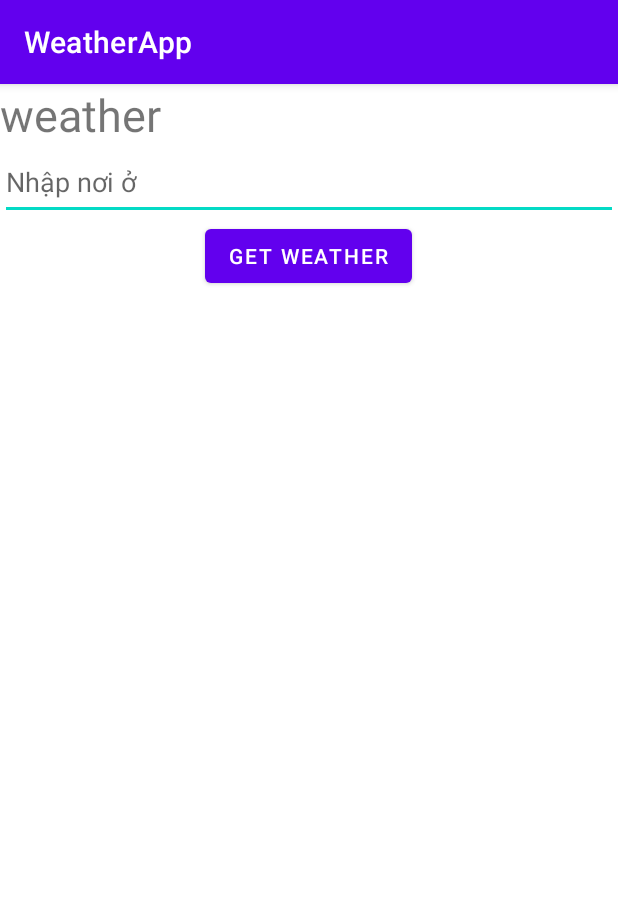
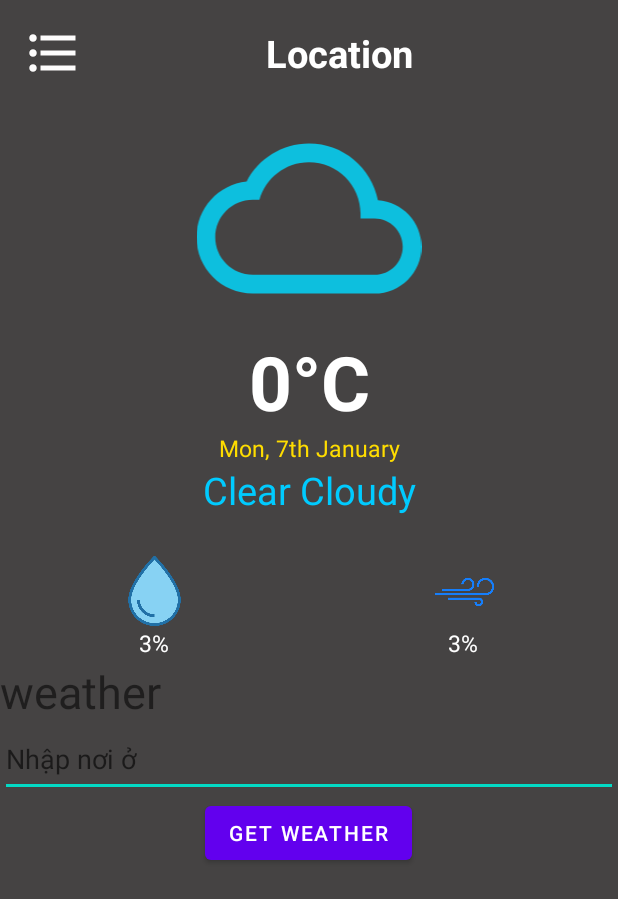
Before and after one commit to KNDARK/WeatherApp, an Android app: the screen it shows after launch (MainActivity), on a phone screen of 412 x 824 dp. Shown: the top 899 px of the screen. Run offline under Robolectric (Android 15) with nearby library versions, the phone set to English and light mode, and no system bars; 1 statement that could not run was skipped.

Commit message:
Code base -4

```diff
--- a/app/src/main/java/com/example/weatherapp/Api/ApiService.java
+++ b/app/src/main/java/com/example/weatherapp/Api/ApiService.java
@@ -12,6 +12,7 @@ import retrofit2.http.GET;
 import retrofit2.http.Query;
 
 public interface ApiService {
+    // api image :  http://openweathermap.org/img/wn/10d@2x.png
     // api 1 weather: https://api.openweathermap.org/data/2.5/weather?q=Hanoi&appid=32f70b1ec05577d8f0a6759b421515d7
     // api list weather: https://api.openweathermap.org/data/2.5/forecast?q=Hanoi&appid=32f70b1ec05577d8f0a6759b421515d7
     final String KEY_ID = "32f70b1ec05577d8f0a6759b421515d7";
--- a/app/src/main/java/com/example/weatherapp/MainActivity.java
+++ b/app/src/main/java/com/example/weatherapp/MainActivity.java
@@ -8,6 +8,7 @@ import android.widget.Button;
 import android.widget.EditText;
 import android.widget.TextView;
 import android.widget.Toast;
+import android.widget.Toolbar;
 
 import com.example.weatherapp.Api.ApiService;
 import com.example.weatherapp.Models.WeatherModel;
@@ -20,6 +21,7 @@ public class MainActivity extends AppCompatActivity {
     TextView txtWeather;
     Button btnGetWeather;
     EditText edtLocation;
+    Toolbar toolbars;
     @Override
     protected void onCreate(Bundle savedInstanceState) {
         super.onCreate(savedInstanceState);
@@ -34,7 +36,7 @@ public class MainActivity extends AppCompatActivity {
                 getWeather(edtLocation.getText().toString());
             }
         });
-        getWeather("HaNoi");
+        getWeather("Đà Nẵng");
     }
 
     public void getWeather(String location) {
--- /dev/null
+++ b/app/src/main/res/drawable/cloud_default.xml
@@ -0,0 +1,5 @@
+<vector android:height="24dp" android:tint="#0DBFDE"
+    android:viewportHeight="24" android:viewportWidth="24"
+    android:width="24dp" xmlns:android="http://schemas.android.com/apk/res/android">
+    <path android:fillColor="@android:color/white" android:pathData="M19.35,10.04C18.67,6.59 15.64,4 12,4 9.11,4 6.6,5.64 5.35,8.04 2.34,8.36 0,10.91 0,14c0,3.31 2.69,6 6,6h13c2.76,0 5,-2.24 5,-5 0,-2.64 -2.05,-4.78 -4.65,-4.96zM19,18H6c-2.21,0 -4,-1.79 -4,-4s1.79,-4 4,-4h0.71C7.37,7.69 9.48,6 12,6c3.04,0 5.5,2.46 5.5,5.5v0.5H19c1.66,0 3,1.34 3,3s-1.34,3 -3,3z"/>
+</vector>
--- /dev/null
+++ b/app/src/main/res/drawable/list_icon.xml
@@ -0,0 +1,5 @@
+<vector android:height="24dp" android:tint="#FDFCFC"
+    android:viewportHeight="24" android:viewportWidth="24"
+    android:width="24dp" xmlns:android="http://schemas.android.com/apk/res/android">
+    <path android:fillColor="@android:color/white" android:pathData="M4,10.5c-0.83,0 -1.5,0.67 -1.5,1.5s0.67,1.5 1.5,1.5 1.5,-0.67 1.5,-1.5 -0.67,-1.5 -1.5,-1.5zM4,4.5c-0.83,0 -1.5,0.67 -1.5,1.5S3.17,7.5 4,7.5 5.5,6.83 5.5,6 4.83,4.5 4,4.5zM4,16.5c-0.83,0 -1.5,0.68 -1.5,1.5s0.68,1.5 1.5,1.5 1.5,-0.68 1.5,-1.5 -0.67,-1.5 -1.5,-1.5zM7,19h14v-2L7,17v2zM7,13h14v-2L7,11v2zM7,5v2h14L21,5L7,5z"/>
+</vector>
--- a/app/src/main/res/layout/activity_main.xml
+++ b/app/src/main/res/layout/activity_main.xml
@@ -4,8 +4,119 @@
     android:layout_width="match_parent"
     android:layout_height="match_parent"
     android:orientation="vertical"
+    tools:ignore="NestedWeights"
+    android:background="@color/background"
     tools:context=".MainActivity">
 
+    <LinearLayout
+        android:layout_width="match_parent"
+        android:layout_height="wrap_content"
+        android:orientation="horizontal"
+        android:padding="15dp">
+
+        <ImageView
+            android:layout_width="40dp"
+            android:layout_height="40dp"
+            android:src="@drawable/list_icon"/>
+
+        <TextView
+            android:layout_width="match_parent"
+            android:layout_height="match_parent"
+            android:textSize="25sp"
+            android:textStyle="bold"
+            android:textColor="@color/color_text_default"
+            android:gravity="center"
+            android:text="@string/tv_Location"/>
+    </LinearLayout>
+
+    <LinearLayout
+        android:layout_width="match_parent"
+        android:layout_height="300sp"
+        android:orientation="vertical">
+
+        <ImageView
+            android:layout_width="match_parent"
+            android:layout_height="150dp"
+            android:src="@drawable/cloud_default"/>
+
+        <TextView
+            android:layout_width="match_parent"
+            android:layout_height="wrap_content"
+            android:text="@string/_0_c"
+            android:textColor="@color/color_text_default"
+            android:textStyle="bold"
+            android:textSize="50sp"
+            android:gravity="center"/>
+        <TextView
+            android:layout_width="match_parent"
+            android:layout_height="wrap_content"
+            android:textColor="@color/yellow"
+            android:gravity="center"
+            android:textSize="15sp"
+            android:text="Mon, 7th January"/>
+
+        <TextView
+            android:layout_width="match_parent"
+            android:layout_height="wrap_content"
+            android:text="Clear Cloudy"
+            android:gravity="center"
+            android:textSize="25sp"
+            android:textColor="@color/blue_low"/>
+    </LinearLayout>
+
+    <LinearLayout
+        android:layout_width="match_parent"
+        android:layout_height="70dp"
+        android:orientation="horizontal"
+        android:weightSum="2">
+
+        <LinearLayout
+            android:layout_weight="1"
+            android:layout_width="0dp"
+            android:layout_height="match_parent"
+            android:weightSum="6"
+            android:orientation="vertical">
+
+            <ImageView
+                android:layout_width="match_parent"
+                android:layout_height="match_parent"
+                android:layout_weight="2"
+                android:src="@drawable/water_drop"/>
+            <TextView
+                android:layout_width="match_parent"
+                android:layout_height="match_parent"
+                android:layout_weight="4"
+                android:text="@string/percent_3"
+                android:textColor="@color/color_text_default"
+                android:gravity="center"
+                android:textSize="15sp"/>
+        </LinearLayout>
+
+        <LinearLayout
+            android:layout_weight="1"
+            android:layout_width="0dp"
+            android:layout_height="match_parent"
+            android:weightSum="6"
+            android:orientation="vertical">
+
+            <ImageView
+                android:layout_width="match_parent"
+                android:layout_height="match_parent"
+                android:layout_weight="2"
+                android:src="@drawable/wind"/>
+            <TextView
+                android:layout_width="match_parent"
+                android:layout_height="match_parent"
+                android:layout_weight="4"
+                android:text="@string/percent_3"
+                android:textColor="@color/color_text_default"
+                android:gravity="center"
+                android:textSize="15sp"/>
+        </LinearLayout>
+
+
+
+    </LinearLayout>
     <TextView
         android:layout_width="match_parent"
         android:layout_height="wrap_content"
--- a/app/src/main/res/values-night/themes.xml
+++ b/app/src/main/res/values-night/themes.xml
@@ -1,6 +1,6 @@
 <resources xmlns:tools="http://schemas.android.com/tools">
     <!-- Base application theme. -->
-    <style name="Theme.WeatherApp" parent="Theme.MaterialComponents.DayNight.DarkActionBar">
+    <style name="Theme.WeatherApp" parent="Theme.MaterialComponents.DayNight.NoActionBar">
         <!-- Primary brand color. -->
         <item name="colorPrimary">@color/purple_200</item>
         <item name="colorPrimaryVariant">@color/purple_700</item>
--- a/app/src/main/res/values/colors.xml
+++ b/app/src/main/res/values/colors.xml
@@ -7,4 +7,8 @@
     <color name="teal_700">#FF018786</color>
     <color name="black">#FF000000</color>
     <color name="white">#FFFFFFFF</color>
+    <color name="color_text_default">#FFFFFFFF</color>
+    <color name="background">#454343</color>
+    <color name="yellow">#FFDD00</color>
+    <color name="blue_low">#00CBFF</color>
 </resources>
--- a/app/src/main/res/values/strings.xml
+++ b/app/src/main/res/values/strings.xml
@@ -4,4 +4,7 @@
     <string name="get_weather">Get weather</string>
     <string name="location">Nhập nơi ở</string>
     <string name="location_notfound">Không tìm thấy địa điểm</string>
+    <string name="tv_Location">Location</string>
+    <string name="_0_c">0°C</string>
+    <string name="percent_3">3%</string>
 </resources>
--- a/app/src/main/res/values/themes.xml
+++ b/app/src/main/res/values/themes.xml
@@ -1,6 +1,6 @@
 <resources xmlns:tools="http://schemas.android.com/tools">
     <!-- Base application theme. -->
-    <style name="Theme.WeatherApp" parent="Theme.MaterialComponents.DayNight.DarkActionBar">
+    <style name="Theme.WeatherApp" parent="Theme.MaterialComponents.DayNight.NoActionBar">
         <!-- Primary brand color. -->
         <item name="colorPrimary">@color/purple_500</item>
         <item name="colorPrimaryVariant">@color/purple_700</item>
```
Also changed, not shown: app/src/main/res/drawable-v24/water_drop.png (added), app/src/main/res/drawable-v24/wind.png (added).
